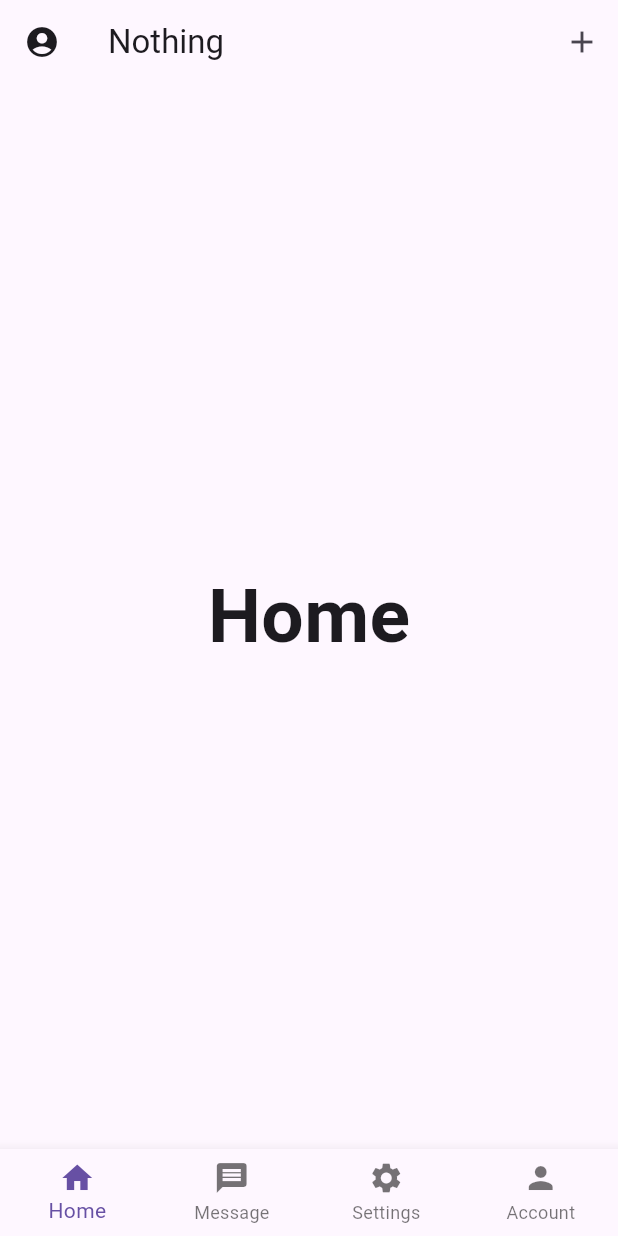
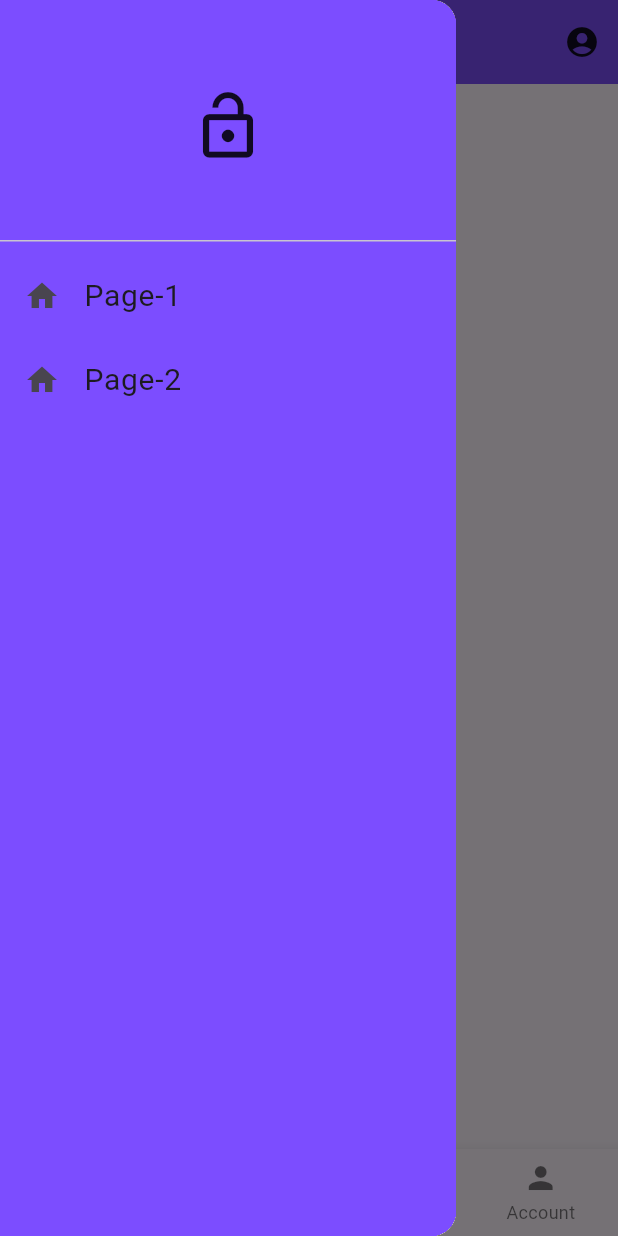
Before and after one commit to saoumiftesham/Pratice, a Flutter app: the screen it shows after launch, with the side drawer open (before the commit the screen has no drawer), on a phone screen of 412 x 824 dp. Run offline on Flutter 3.47's test engine with Material 3 defaults, Android fonts, the phone set to English and light mode, and no system bars.

Commit message:
create drawer into this and we are going ahead of our project

```diff
--- /dev/null
+++ b/lib/Bars/drawer.dart
@@ -0,0 +1,39 @@
+import 'package:flutter/material.dart';
+import 'package:practice_new/pages/Nav_pages/first_page.dart';
+import 'package:practice_new/pages/Nav_pages/second_page.dart';
+
+class drawerBox extends StatelessWidget {
+  const drawerBox({super.key});
+
+  @override
+  Widget build(BuildContext context) {
+    return Drawer(
+      child: Container(
+        color: Colors.deepPurpleAccent,
+        child: ListView(
+          children: [
+            DrawerHeader(child: Icon(Icons.lock_open, size: 50)),
+            ListTile(
+              leading: Icon(Icons.home),
+              title: Text("Page-1", style: TextStyle(fontSize: 20)),
+              onTap: () {
+                Navigator.of(
+                  context,
+                ).push(MaterialPageRoute(builder: (context) => FirstPage()));
+              },
+            ),
+            ListTile(
+              leading: Icon(Icons.home),
+              title: Text("Page-2", style: TextStyle(fontSize: 20)),
+              onTap: () {
+                Navigator.of(
+                  context,
+                ).push(MaterialPageRoute(builder: (context) => SecondPage()));
+              },
+            ),
+          ],
+        ),
+      ),
+    );
+  }
+}
--- a/lib/main.dart
+++ b/lib/main.dart
@@ -1,5 +1,6 @@
 import 'package:flutter/material.dart';
-import 'package:practice_new/bottom_bar.dart';
+import 'package:practice_new/Bars/bottom_bar.dart';
+import 'package:practice_new/Bars/drawer.dart';
 import 'package:practice_new/pages/account_page.dart';
 import 'package:practice_new/pages/home_page.dart';
 import 'package:practice_new/pages/message_page.dart';
@@ -23,34 +24,40 @@ class _MyAppState extends State<MyApp> {
     });
   }
 
-  final List<Widget> _pages = [UserHome(),UserMessage(),UserSettings(),UserAccount()];
+  final List<Widget> _pages = [
+    UserHome(),
+    UserMessage(),
+    UserSettings(),
+    UserAccount(),
+  ];
 
   @override
   Widget build(BuildContext context) {
     return MaterialApp(
       debugShowCheckedModeBanner: false,
-      theme:ThemeData(primaryColor: Colors.green),
+      theme: ThemeData(primarySwatch: Colors.green),
       home: Scaffold(
         appBar: AppBar(
-          // backgroundColor: Colors.transparent,
-          // foregroundColor: Colors.grey,
-          // elevation: 5,
-          title: const Text("Nothing"),
-          leading: IconButton(
-            icon: Icon(Icons.account_circle_rounded),
-            onPressed: () {
-              setState(() {});
-            },
-          ),
+          backgroundColor: Colors.deepPurpleAccent,
+          foregroundColor: Colors.black87,
+          elevation: 5,
+          title: const Text("N O T H I N G"),
+          // leading: IconButton(
+          //   icon: Icon(Icons.menu),
+          //   onPressed: () {
+          //     setState(() {});
+          //   },
+          // ),
           actions: [
             IconButton(
-              icon: Icon(Icons.add),
+              icon: Icon(Icons.account_circle),
               onPressed: () {
                 setState(() {});
               },
             ),
           ],
         ),
+        drawer: drawerBox(),
         body: _pages[_selectedIndex],
         bottomNavigationBar: BottomBar(
           currentIndex: _selectedIndex,
```
Also changed, not shown: lib/pages/Nav_pages/first_page.dart (added, +18 -0 lines), lib/pages/Nav_pages/second_page.dart (added, +16 -0 lines), lib/Bars/bottom_bar.dart (renamed from lib/bottom_bar.dart).
